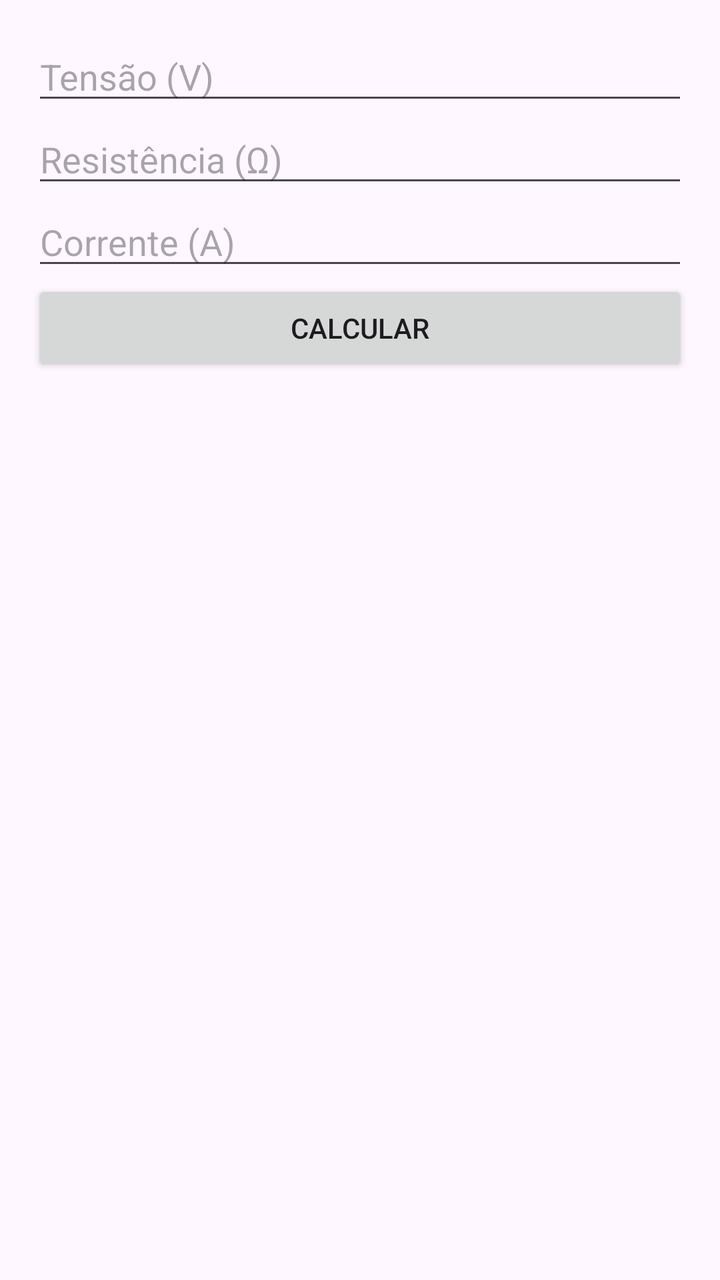
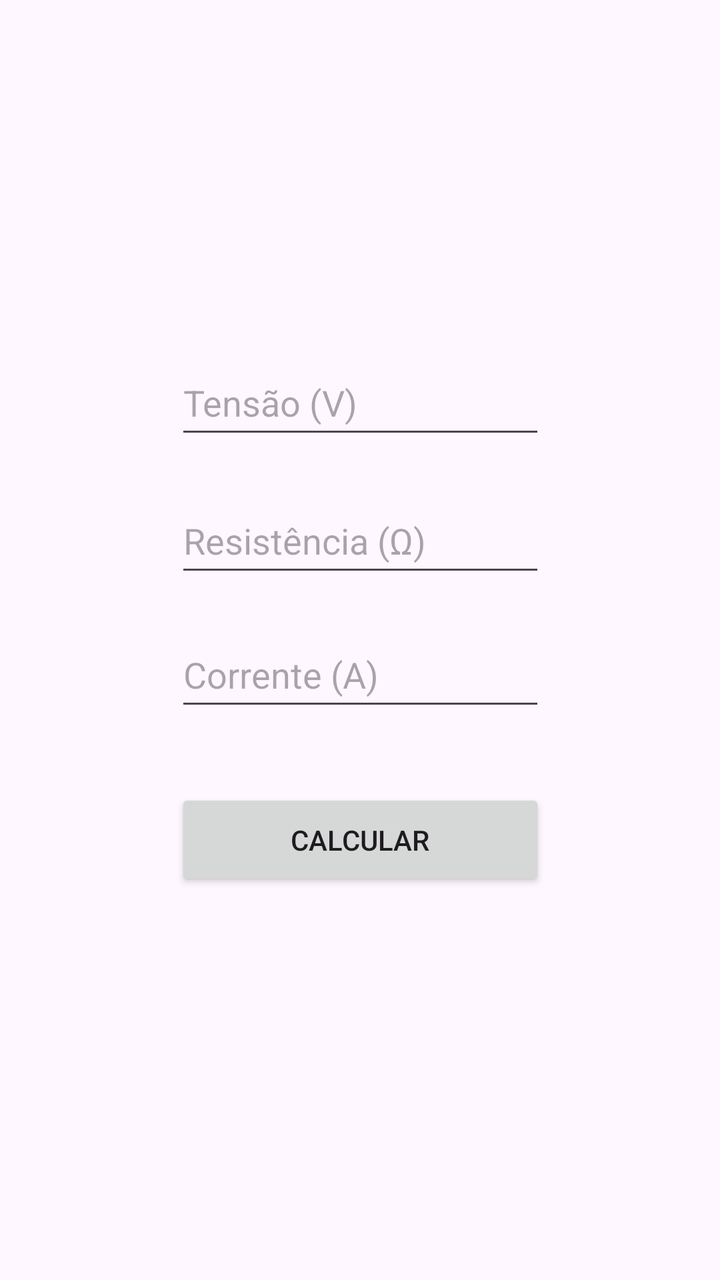

An Android layout rendered at two revisions. The XML below is the earlier revision; the diff shows what the commit changed to produce the second picture.
<!-- AndroidManifest.xml: application theme Theme.Appcalculoohm -->
<!-- res/layout/activity_main.xml -->
<?xml version="1.0" encoding="utf-8"?>
<LinearLayout xmlns:android="http://schemas.android.com/apk/res/android"
    android:id="@+id/main"
    android:layout_width="match_parent"
    android:layout_height="match_parent"
    android:orientation="vertical"
    android:padding="16dp">

    <EditText
        android:id="@+id/editVoltage"
        android:layout_width="match_parent"
        android:layout_height="wrap_content"
        android:hint="Tensão (V)"
        android:inputType="numberDecimal" />

    <EditText
        android:id="@+id/editResistance"
        android:layout_width="match_parent"
        android:layout_height="wrap_content"
        android:hint="Resistência (Ω)"
        android:inputType="numberDecimal" />

    <EditText
        android:id="@+id/editCurrent"
        android:layout_width="match_parent"
        android:layout_height="wrap_content"
        android:hint="Corrente (A)"
        android:inputType="numberDecimal" />

    <Button
        android:id="@+id/btnCalculate"
        android:layout_width="match_parent"
        android:layout_height="wrap_content"
        android:text="Calcular" />

    <TextView
        android:id="@+id/txtResult"
        android:layout_width="match_parent"
        android:layout_height="wrap_content"
        android:layout_marginTop="16dp"
        android:textSize="18sp" />

</LinearLayout>
<!-- resources referenced by this layout -->
<resources>
  <style name="Theme.Appcalculoohm" parent="Base.Theme.Appcalculoohm" />
  <style name="Base.Theme.Appcalculoohm" parent="Theme.Material3.DayNight.NoActionBar">
          
          
      </style>
</resources>

<!-- the commit's change to res/layout/activity_main.xml (unified diff, before → after) -->
@@ -1,43 +1,81 @@
 <?xml version="1.0" encoding="utf-8"?>
-<LinearLayout xmlns:android="http://schemas.android.com/apk/res/android"
+<androidx.constraintlayout.widget.ConstraintLayout xmlns:android="http://schemas.android.com/apk/res/android"
+    xmlns:app="http://schemas.android.com/apk/res-auto"
+    xmlns:tools="http://schemas.android.com/tools"
     android:id="@+id/main"
     android:layout_width="match_parent"
-    android:layout_height="match_parent"
-    android:orientation="vertical"
-    android:padding="16dp">
+    android:layout_height="match_parent">
 
     <EditText
         android:id="@+id/editVoltage"
-        android:layout_width="match_parent"
-        android:layout_height="wrap_content"
+        android:layout_width="185dp"
+        android:layout_height="49dp"
+        android:layout_marginStart="113dp"
+        android:layout_marginTop="221dp"
+        android:layout_marginEnd="113dp"
+        android:layout_marginBottom="10dp"
         android:hint="Tensão (V)"
-        android:inputType="numberDecimal" />
+        android:inputType="numberDecimal"
+        app:layout_constraintBottom_toTopOf="@+id/editResistance"
+        app:layout_constraintEnd_toEndOf="parent"
+        app:layout_constraintStart_toStartOf="parent"
+        app:layout_constraintTop_toTopOf="parent" />
 
     <EditText
         android:id="@+id/editResistance"
-        android:layout_width="match_parent"
-        android:layout_height="wrap_content"
+        android:layout_width="185dp"
+        android:layout_height="49dp"
+        android:layout_marginStart="113dp"
+        android:layout_marginTop="10dp"
+        android:layout_marginEnd="113dp"
+        android:layout_marginBottom="11dp"
         android:hint="Resistência (Ω)"
-        android:inputType="numberDecimal" />
+        android:inputType="numberDecimal"
+        app:layout_constraintBottom_toTopOf="@+id/editCurrent"
+        app:layout_constraintEnd_toEndOf="parent"
+        app:layout_constraintStart_toStartOf="parent"
+        app:layout_constraintTop_toBottomOf="@+id/editVoltage" />
 
     <EditText
         android:id="@+id/editCurrent"
-        android:layout_width="match_parent"
+        android:layout_width="185dp"
+        android:layout_height="49dp"
+        android:layout_marginStart="113dp"
+        android:layout_marginTop="7dp"
+        android:layout_marginEnd="113dp"
+        android:layout_marginBottom="21dp"
+        android:hint="Corrente (A)"
+        android:inputType="numberDecimal"
+        app:layout_constraintBottom_toTopOf="@+id/btnCalculate"
+        app:layout_constraintEnd_toEndOf="parent"
+        app:layout_constraintStart_toStartOf="parent"
+        app:layout_constraintTop_toBottomOf="@+id/editResistance" />
+
+    <TextView
+        android:id="@+id/txtResult"
+        android:layout_width="379dp"
         android:layout_height="wrap_content"
-        android:hint="Corrente (A)"
-        android:inputType="numberDecimal" />
+        android:layout_marginStart="16dp"
+        android:layout_marginTop="9dp"
+        android:layout_marginEnd="16dp"
+        android:layout_marginBottom="207dp"
+        android:textSize="18sp"
+        app:layout_constraintBottom_toBottomOf="parent"
+        app:layout_constraintEnd_toEndOf="parent"
+        app:layout_constraintStart_toStartOf="parent"
+        app:layout_constraintTop_toBottomOf="@+id/btnCalculate" />
 
     <Button
         android:id="@+id/btnCalculate"
-        android:layout_width="match_parent"
-        android:layout_height="wrap_content"
-        android:text="Calcular" />
+        android:layout_width="185dp"
+        android:layout_height="51dp"
+        android:layout_marginStart="113dp"
+        android:layout_marginTop="13dp"
+        android:layout_marginEnd="113dp"
+        android:text="Calcular"
+        app:layout_constraintBottom_toTopOf="@+id/txtResult"
+        app:layout_constraintEnd_toEndOf="parent"
+        app:layout_constraintStart_toStartOf="parent"
+        app:layout_constraintTop_toBottomOf="@+id/editCurrent" />
 
-    <TextView
-        android:id="@+id/txtResult"
-        android:layout_width="match_parent"
-        android:layout_height="wrap_content"
-        android:layout_marginTop="16dp"
-        android:textSize="18sp" />
-
-</LinearLayout>
+</androidx.constraintlayout.widget.ConstraintLayout>
